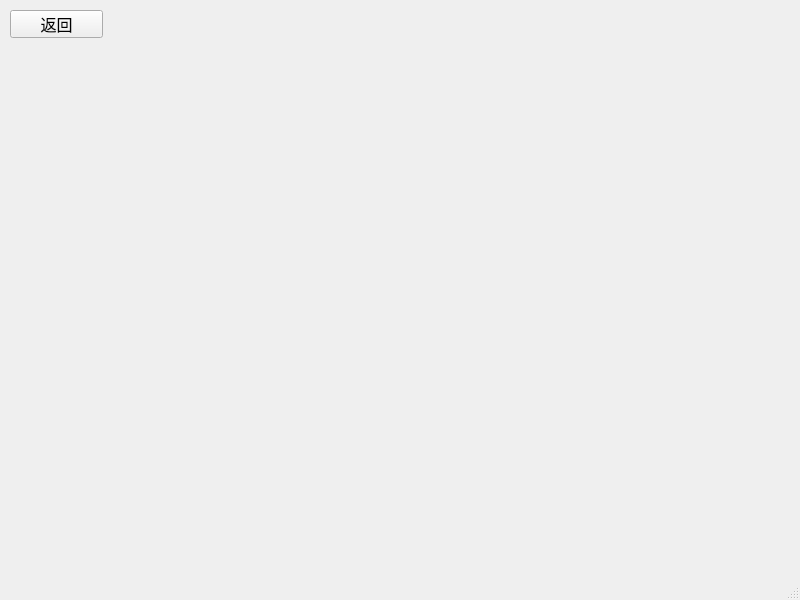
Before: the Qt Designer form Lab1/Code/gui/teacher.ui in Linny-Y/HIT-Database-System, drawn with Qt 5.
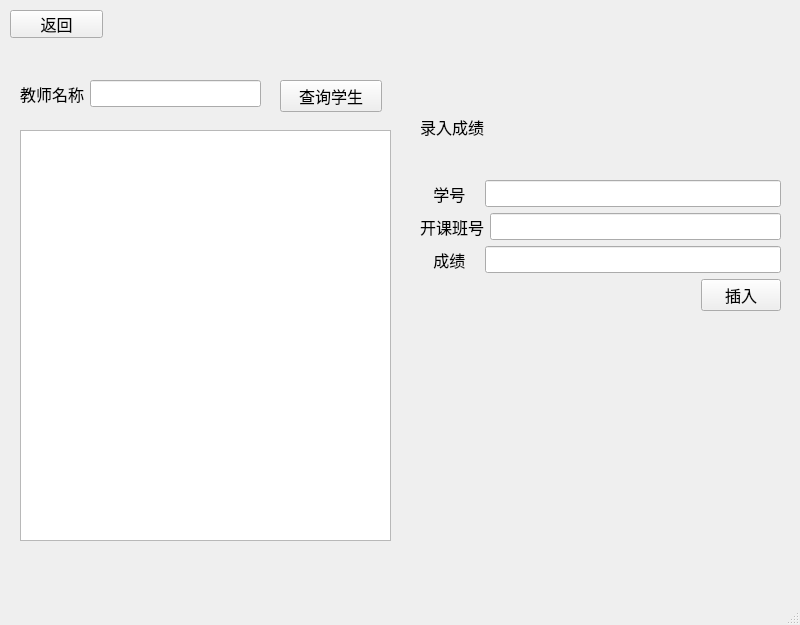
After: the same form once the commit is applied.

```diff
--- a/Lab1/Code/gui/teacher.ui
+++ b/Lab1/Code/gui/teacher.ui
@@ -7,7 +7,7 @@
     <x>0</x>
     <y>0</y>
     <width>800</width>
-    <height>600</height>
+    <height>625</height>
    </rect>
   </property>
   <property name="font">
@@ -33,6 +33,148 @@
      <string>返回</string>
     </property>
    </widget>
+   <widget class="QTableWidget" name="tableWidget">
+    <property name="geometry">
+     <rect>
+      <x>20</x>
+      <y>130</y>
+      <width>371</width>
+      <height>411</height>
+     </rect>
+    </property>
+   </widget>
+   <widget class="QWidget" name="verticalLayoutWidget">
+    <property name="geometry">
+     <rect>
+      <x>420</x>
+      <y>80</y>
+      <width>361</width>
+      <height>231</height>
+     </rect>
+    </property>
+    <layout class="QVBoxLayout" name="verticalLayout">
+     <item>
+      <widget class="QLabel" name="label">
+       <property name="text">
+        <string>录入成绩</string>
+       </property>
+      </widget>
+     </item>
+     <item>
+      <layout class="QGridLayout" name="gridLayout_3">
+       <item row="1" column="1">
+        <widget class="QLineEdit" name="lineEdit_sno">
+         <property name="text">
+          <string/>
+         </property>
+        </widget>
+       </item>
+       <item row="1" column="0">
+        <widget class="QLabel" name="label_5">
+         <property name="text">
+          <string>   学号   </string>
+         </property>
+        </widget>
+       </item>
+      </layout>
+     </item>
+     <item>
+      <layout class="QGridLayout" name="gridLayout_2">
+       <item row="0" column="1">
+        <widget class="QLineEdit" name="lineEdit_cno">
+         <property name="text">
+          <string/>
+         </property>
+        </widget>
+       </item>
+       <item row="0" column="0">
+        <widget class="QLabel" name="label_3">
+         <property name="text">
+          <string>开课班号</string>
+         </property>
+        </widget>
+       </item>
+      </layout>
+     </item>
+     <item>
+      <layout class="QGridLayout" name="gridLayout_13">
+       <item row="1" column="1">
+        <widget class="QLineEdit" name="lineEdit_score">
+         <property name="text">
+          <string/>
+         </property>
+        </widget>
+       </item>
+       <item row="1" column="0">
+        <widget class="QLabel" name="label_16">
+         <property name="text">
+          <string>   成绩   </string>
+         </property>
+        </widget>
+       </item>
+      </layout>
+     </item>
+     <item>
+      <layout class="QHBoxLayout" name="horizontalLayout">
+       <item>
+        <spacer name="horizontalSpacer_2">
+         <property name="orientation">
+          <enum>Qt::Horizontal</enum>
+         </property>
+         <property name="sizeHint" stdset="0">
+          <size>
+           <width>40</width>
+           <height>20</height>
+          </size>
+         </property>
+        </spacer>
+       </item>
+       <item>
+        <widget class="QPushButton" name="scoreInsertButton">
+         <property name="text">
+          <string>插入</string>
+         </property>
+        </widget>
+       </item>
+      </layout>
+     </item>
+    </layout>
+   </widget>
+   <widget class="QWidget" name="formLayoutWidget">
+    <property name="geometry">
+     <rect>
+      <x>20</x>
+      <y>80</y>
+      <width>241</width>
+      <height>31</height>
+     </rect>
+    </property>
+    <layout class="QFormLayout" name="formLayout_2">
+     <item row="0" column="0">
+      <widget class="QLabel" name="label_4">
+       <property name="text">
+        <string>教师名称</string>
+       </property>
+      </widget>
+     </item>
+     <item row="0" column="1">
+      <widget class="QLineEdit" name="teacherlineEdit"/>
+     </item>
+    </layout>
+   </widget>
+   <widget class="QPushButton" name="studentpushButton">
+    <property name="geometry">
+     <rect>
+      <x>280</x>
+      <y>80</y>
+      <width>102</width>
+      <height>32</height>
+     </rect>
+    </property>
+    <property name="text">
+     <string>查询学生</string>
+    </property>
+   </widget>
   </widget>
   <widget class="QMenuBar" name="menubar">
    <property name="geometry">
```
